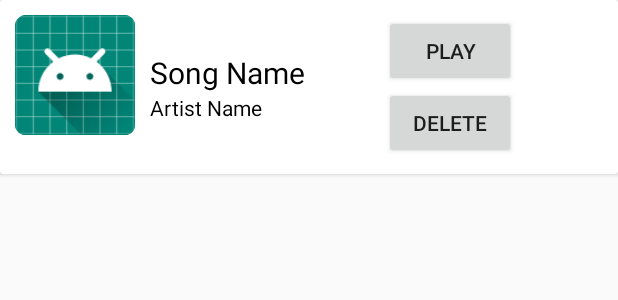
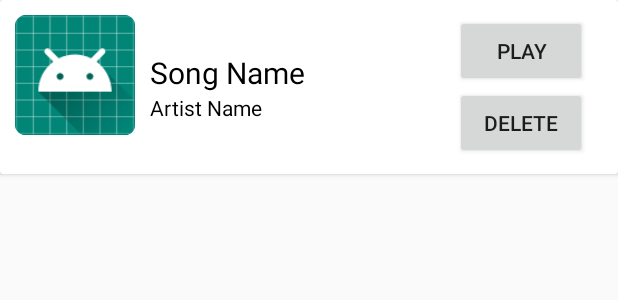
Before and after one commit to rrbolton423/PutMeOn, an Android app: the layout track_list_item.xml on its own in the app's theme, with its tools: preview values and no code run, on a phone screen of 412 x 824 dp. Shown: the top 300 px of the screen. Run offline under Robolectric (Android 15) with nearby library versions, the phone set to English and light mode, and no system bars.

Commit message:
Fix layout

```diff
--- a/app/src/main/res/layout/track_list_item.xml
+++ b/app/src/main/res/layout/track_list_item.xml
@@ -48,7 +48,7 @@
     <LinearLayout
         android:layout_width="match_parent"
         android:layout_height="wrap_content"
-        android:layout_weight="1"
+        android:layout_weight="1.5"
         android:layout_gravity="center"
         android:layout_marginLeft="10dp"
         android:layout_marginRight="10dp"
```
